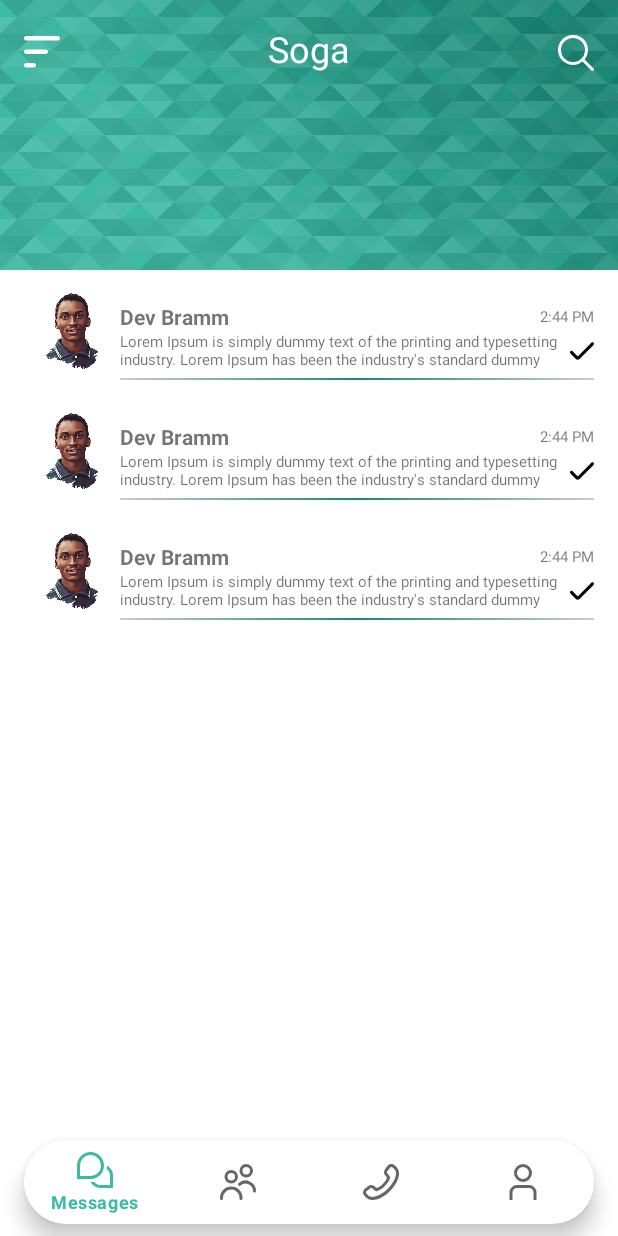
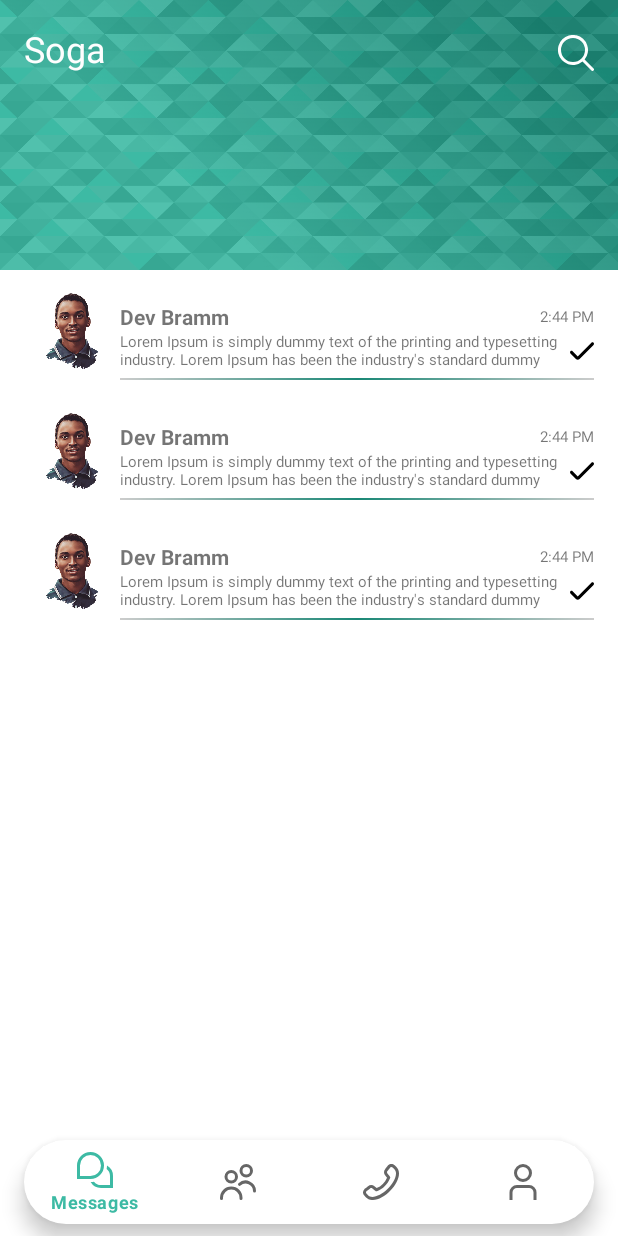
Before and after one commit to BrammWello/soga2.0, an Android app: the layout activity_home_page.xml on its own in the app's theme, with its tools: preview values and no code run, on a phone screen of 412 x 824 dp. Run offline under Robolectric (Android 15) with nearby library versions, the phone set to English and light mode, and no system bars; Roboto replaces fonts that are not available here.

Commit message:
Home Page temporarily done

```diff
--- a/app/src/main/AndroidManifest.xml
+++ b/app/src/main/AndroidManifest.xml
@@ -3,7 +3,7 @@
     xmlns:tools="http://schemas.android.com/tools">
 
     <uses-permission android:name="android.permission.ACCESS_NETWORK_STATE" />
-    <uses-permission android:name="android.permission.INTERNET"/>
+    <uses-permission android:name="android.permission.INTERNET" />
 
     <application
         android:allowBackup="true"
@@ -15,6 +15,9 @@
         android:supportsRtl="true"
         android:theme="@style/Theme.Soga"
         tools:targetApi="31">
+        <activity
+            android:name=".ChatMessageActivity"
+            android:exported="false" />
         <activity
             android:name=".HomePageActivity"
             android:exported="false" />
--- a/app/src/main/res/font/dancing_script_bold.xml
+++ /dev/null
@@ -1,7 +0,0 @@
-<?xml version="1.0" encoding="utf-8"?>
-<font-family xmlns:app="http://schemas.android.com/apk/res-auto"
-        app:fontProviderAuthority="com.google.android.gms.fonts"
-        app:fontProviderPackage="com.google.android.gms"
-        app:fontProviderQuery="name=Dancing Script&amp;weight=700"
-        app:fontProviderCerts="@array/com_google_android_gms_fonts_certs">
-</font-family>
--- a/app/src/main/res/layout/activity_home_page.xml
+++ b/app/src/main/res/layout/activity_home_page.xml
@@ -21,12 +21,12 @@
             android:id="@+id/textView5"
             android:layout_width="wrap_content"
             android:layout_height="wrap_content"
+            android:layout_marginStart="16dp"
             android:layout_marginTop="16dp"
             android:fontFamily="@font/dancing_script_bold"
             android:text="Soga"
             android:textColor="@color/white"
             android:textSize="24sp"
-            app:layout_constraintEnd_toEndOf="parent"
             app:layout_constraintStart_toStartOf="parent"
             app:layout_constraintTop_toTopOf="parent" />
 
@@ -40,16 +40,6 @@
             app:layout_constraintBottom_toBottomOf="@+id/textView5"
             app:layout_constraintEnd_toEndOf="parent"
             app:layout_constraintTop_toTopOf="@+id/textView5" />
-
-        <ImageView
-            android:id="@+id/imageView9"
-            android:layout_width="24dp"
-            android:layout_height="24dp"
-            android:layout_marginStart="16dp"
-            android:layout_marginTop="6dp"
-            app:layout_constraintStart_toStartOf="parent"
-            app:layout_constraintTop_toTopOf="@+id/textView5"
-            app:srcCompat="@drawable/bars_sort" />
 
         <androidx.recyclerview.widget.RecyclerView
             android:id="@+id/recycler"
@@ -81,6 +71,7 @@
         app:menu="@menu/bottom_navigation_menu" />
 
     <androidx.recyclerview.widget.RecyclerView
+        android:id="@+id/chats_message_recyclerview"
         android:layout_width="0dp"
         android:layout_height="0dp"
         app:layout_constraintBottom_toBottomOf="parent"
```
Also changed, not shown: app/src/main/java/com/devbramm/soga/ChatMessageActivity.java (added, +14 -0 lines), app/src/main/java/com/devbramm/soga/HomePageActivity.java (+32 -1 lines), app/src/main/res/layout/activity_chat_message.xml (added, +9 -0 lines), app/src/main/res/font/dancing_script_bold.ttf (added).
